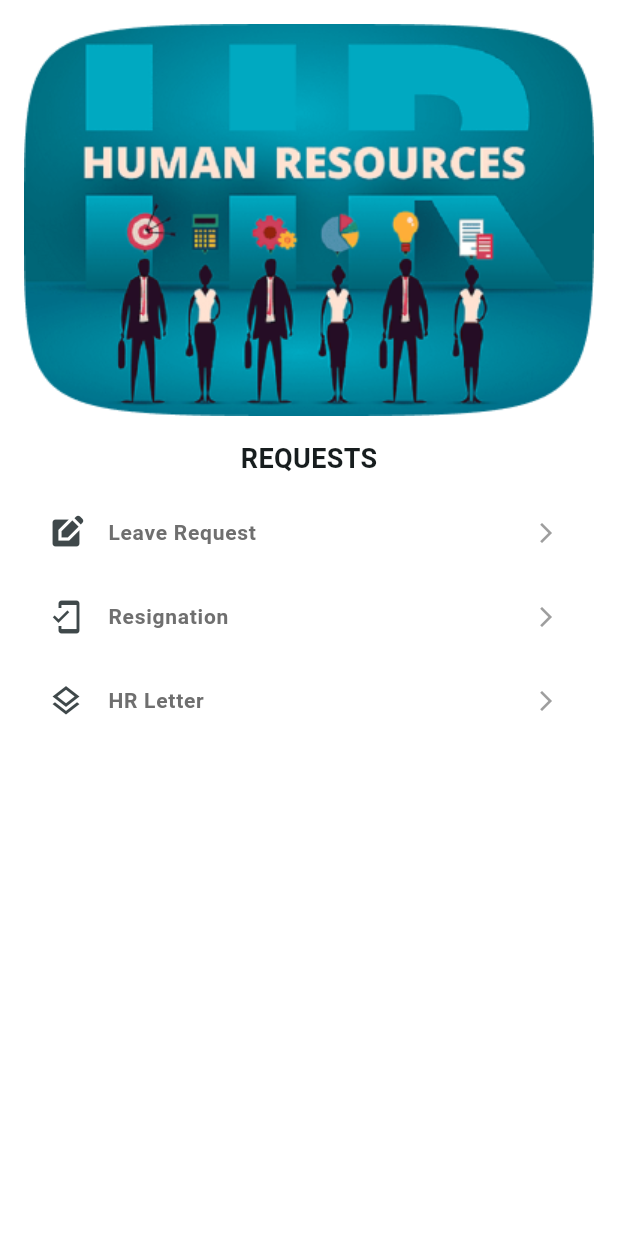
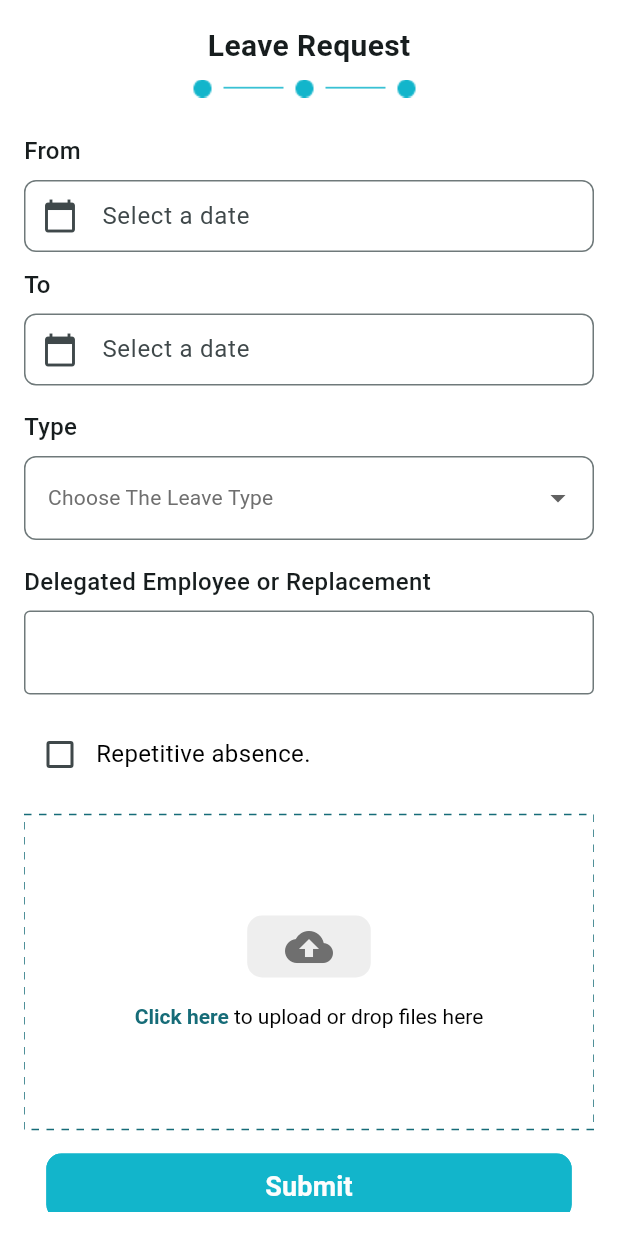
Before and after one commit to AsmaaJAH/Fullstack-Dashboard-using-React-ASP.NET-Microsoft-SQL, a Flutter app: the HRRequestsScreen screen opened directly, after a tap on "Leave Request", on a phone screen of 412 x 824 dp. Run offline on Flutter 3.47's test engine with Material 3 defaults, Android fonts, the phone set to English and light mode, and no system bars; drawn by our look-alikes of dotted_border; our stand-ins replace carousel_slider, easy_localization, file_picker, flutter_svg, persistent_bottom_nav_bar, shared_preferences and 2 more; accounts and stored records are empty; Roboto replaces fonts that are missing (Montserrat); project files that could hold a hidden picture were left out.

Commit message:
without validation

```diff
--- a/mobile_ui/zcportal/lib/constants/app_forms_keys.dart
+++ b/mobile_ui/zcportal/lib/constants/app_forms_keys.dart
@@ -5,6 +5,8 @@ class AppFormsKeys {
 
   static final loginFormKey = GlobalKey<FormState>();
   static final resignationFormKey = GlobalKey<FormState>();
+  static final leaveRequestFormKey = GlobalKey<FormState>();
+
 
 
 }
--- a/mobile_ui/zcportal/lib/constants/variables.dart
+++ b/mobile_ui/zcportal/lib/constants/variables.dart
@@ -64,6 +64,39 @@ class Variables {
     "Transportation",
     "Medical",
     "Engineering"
+  ];
+  static const List<String> leaveTypes = [
+    "Sick Leave",
+    "Sick Leave 75% Paid",
+    "Sick Leave Half Paid",
+    "Emergancy Leave",
+    "Annual Leave",
+    "Haj Vacation",
+    "Maternity",
+    "Unpaid Leave",
+    "Marriage Vacation",
+    "Paternity Leave",
+    "Military Vacation",
+    "Consolation Leave",
+    "Attend training course full day",
+    "Attend training course half day",
+    "Mission during day with return to work",
+    "Mission during day without return to work",
+    "Development Leave",
+    "TimeOFF in Lieu",
+    "Work remotly",
+    "Execuse",
+    "Research Day",
+    "Mission beginning of day with return to work",
+    "Mission full day",
+    "Missing Punch",
+    "Record working hours",
+    "Sabbatical",
+    "Local",
+    "International",
+    "Bus Lateness",
+    "Lost ID Attendance"
+
   ];
 //-----------------------------------------------------------------------------------------------
   //---------------------------- Authentication:
--- a/mobile_ui/zcportal/lib/presentation_layer/screens/hr_requests_screen.dart
+++ b/mobile_ui/zcportal/lib/presentation_layer/screens/hr_requests_screen.dart
@@ -3,6 +3,7 @@ import 'package:persistent_bottom_nav_bar/persistent_bottom_nav_bar.dart';
 import 'package:zcportal/constants/app_colors.dart';
 import 'package:zcportal/constants/app_images_paths/app_images_assets.dart';
 import 'package:zcportal/presentation_layer/screens/requests%20forms/hr_letter_screen.dart';
+import 'package:zcportal/presentation_layer/screens/requests%20forms/leave_request_screen.dart';
 import 'package:zcportal/presentation_layer/screens/requests%20forms/resignation_screen.dart';
 import 'package:zcportal/presentation_layer/widgets/custom_localized_text_widget.dart';
 import 'package:zcportal/presentation_layer/widgets/inside_app_widgets/request_tile.dart';
@@ -41,6 +42,12 @@ class HRRequestsScreen extends StatelessWidget {
               title: 'Leave Request',
               onTap: () {
                 // Handle Leave Request action
+                PersistentNavBarNavigator.pushNewScreen(
+                  context,
+                  screen: const LeaveRequestScreen(),
+                  withNavBar: true, // OPTIONAL VALUE. True by default.
+                  pageTransitionAnimation: PageTransitionAnimation.cupertino,
+                );
               },
             ),
             RequestTile(
--- /dev/null
+++ b/mobile_ui/zcportal/lib/presentation_layer/screens/requests forms/leave_request_screen.dart
@@ -0,0 +1,293 @@
+import 'dart:io';
+
+import 'package:easy_localization/easy_localization.dart';
+import 'package:flutter/material.dart';
+import 'package:dotted_border/dotted_border.dart';
+import 'package:zcportal/constants/app_colors.dart';
+import 'package:zcportal/constants/app_forms_keys.dart';
+import 'package:zcportal/constants/app_images_paths/app_images_assets.dart';
+import 'package:zcportal/constants/app_screen_dimensions.dart';
+import 'package:zcportal/constants/variables.dart';
+import 'package:zcportal/presentation_layer/widgets/custom_localized_text_widget.dart';
+import 'package:zcportal/presentation_layer/widgets/customized_button.dart';
+import 'package:file_picker/file_picker.dart';
+
+class LeaveRequestScreen extends StatefulWidget {
+  const LeaveRequestScreen({super.key});
+  @override
+  State<LeaveRequestScreen> createState() {
+    return _LeaveRequestScreenState();
+  }
+}
+
+class _LeaveRequestScreenState extends State<LeaveRequestScreen> {
+  final TextEditingController _fromDateController = TextEditingController();
+  final TextEditingController _toDateController = TextEditingController();
+  final TextEditingController _delegatedController = TextEditingController();
+  String? _selectedLeaveType;
+  var _fromDate = '';
+  var _toDate = '';
+  var _employeeName = "";
+
+  final List<String> _leaveTypes = Variables.leaveTypes;
+  bool _isRepetitive = false;
+
+  Future<void> _selectDate(
+      BuildContext context, TextEditingController controller) async {
+    DateTime? pickedDate = await showDatePicker(
+      context: context,
+      initialDate: DateTime.now(),
+      firstDate: DateTime(2023),
+      lastDate: DateTime(2026),
+    );
+    if (pickedDate != null) {
+      setState(() {
+        controller.text = DateFormat('EEE, MMM d, yyyy').format(pickedDate);
+      });
+    }
+  }
+
+  @override
+  Widget build(BuildContext context) {
+    return Scaffold(
+      backgroundColor: AppColors.white,
+      body: Padding(
+        padding: const EdgeInsets.all(16.0),
+        child: SingleChildScrollView(
+          child: Form(
+            key: AppFormsKeys.leaveRequestFormKey,
+            child: Column(
+              crossAxisAlignment: CrossAxisAlignment.start,
+              children: [
+                const Center(
+                  child: CustomLocalizedTextWidget(
+                    stringKey: 'Leave Request',
+                    style: TextStyle(
+                      fontSize: 20,
+                      fontWeight: FontWeight.bold,
+                    ),
+                  ),
+                ),
+                const SizedBox(height: 8.0),
+                Image.asset(AppImagesAssets.progressBar),
+                const SizedBox(height: 24.0),
+                const CustomLocalizedTextWidget(
+                  stringKey: 'From',
+                  style: TextStyle(
+                    fontSize: 16,
+                    fontWeight: FontWeight.w500,
+                  ),
+                ),
+                const SizedBox(height: 8.0),
+                TextFormField(
+                  controller: _fromDateController,
+                  readOnly: true,
+                  onTap: () => _selectDate(context, _fromDateController),
+                  onSaved: (value) {
+                    _fromDate = _fromDateController.text;
+                  },
+                  validator: (value) {
+                    if (value == null || value.isEmpty) {
+                      return 'Kindly, Enter a valid date.';
+                    }
+                    return null;
+                  },
+                  decoration: InputDecoration(
+                    hintText: 'Select a date',
+                    prefixIcon: const Icon(Icons.calendar_today),
+                    border: OutlineInputBorder(
+                      borderRadius: BorderRadius.circular(8.0),
+                    ),
+                    contentPadding: const EdgeInsets.symmetric(
+                      vertical: 12.0,
+                      horizontal: 16.0,
+                    ),
+                  ),
+                ),
+                const SizedBox(height: 10),
+                const CustomLocalizedTextWidget(
+                  stringKey: 'To',
+                  style: TextStyle(
+                    fontSize: 16,
+                    fontWeight: FontWeight.w500,
+                  ),
+                ),
+                const SizedBox(height: 8.0),
+                TextFormField(
+                  controller: _toDateController,
+                  readOnly: true,
+                  onTap: () => _selectDate(context, _toDateController),
+                  onSaved: (value) {
+                    _toDate = _fromDateController.text;
+                  },
+                  validator: (value) {
+                    if (value == null || value.isEmpty) {
+                      return 'Kindly, Enter a valid date.';
+                    }
+                    return null;
+                  },
+                  decoration: InputDecoration(
+                    hintText: 'Select a date',
+                    prefixIcon: const Icon(Icons.calendar_today),
+                    border: OutlineInputBorder(
+                      borderRadius: BorderRadius.circular(8.0),
+                    ),
+                    contentPadding: const EdgeInsets.symmetric(
+                      vertical: 12.0,
+                      horizontal: 16.0,
+                    ),
+                  ),
+                ),
+                const SizedBox(height: 16),
+                const CustomLocalizedTextWidget(
+                  stringKey: 'Type',
+                  style: TextStyle(
+                    fontSize: 16,
+                    fontWeight: FontWeight.w500,
+                  ),
+                ),
+                const SizedBox(height: 8.0),
+                DropdownButtonFormField<String>(
+                  value: _selectedLeaveType,
+                  hint: const CustomLocalizedTextWidget(
+                      stringKey: "Choose The Leave Type"),
+                  decoration: InputDecoration(
+                    border: OutlineInputBorder(
+                      borderRadius: BorderRadius.circular(8.0),
+                    ),
+                  ),
+                  items: _leaveTypes
+                      .map((type) => DropdownMenuItem(
+                            value: type,
+                            child: CustomLocalizedTextWidget(
+                              stringKey: type,
+                            ),
+                          ))
+                      .toList(),
+                  onChanged: (value) {
+                    setState(() {
+                      _selectedLeaveType = value;
+                    });
+                  },
+                ),
+                const SizedBox(height: 16),
+                const CustomLocalizedTextWidget(
+                  stringKey: 'Delegated Employee or Replacement',
+                  style: TextStyle(
+                    fontSize: 16,
+                    fontWeight: FontWeight.w500,
+                  ),
+                ),
+                const SizedBox(height: 8.0),
+                TextFormField(
+                  onSaved: (newValue) {
+                    _employeeName = newValue!;
+                  },
+                  controller: _delegatedController,
+                  decoration: const InputDecoration(
+                    border: OutlineInputBorder(),
+                  ),
+                ),
+                const SizedBox(height: 16),
+                Row(
+                  children: [
+                    Checkbox(
+                      activeColor: AppColors.primary,
+                      value: _isRepetitive,
+                      onChanged: (value) {
+                        setState(() {
+                          _isRepetitive = value!;
+                        });
+                      },
+                    ),
+                    const CustomLocalizedTextWidget(
+                      stringKey: 'Repetitive absence.',
+                      color: AppColors.black,
+                      fontSize: 16,
+                    ),
+                  ],
+                ),
+                const SizedBox(height: 16),
+                GestureDetector(
+                  onTap: () async {
+                    // Handle multiple files upload:
+                    FilePickerResult? result = await FilePicker.platform
+                        .pickFiles(allowMultiple: true);
+
+                    if (result != null) {
+                      // ignore: unused_local_variable
+                      List<File> files =
+                          result.paths.map((path) => File(path!)).toList();
+                    } else {
+                      // User canceled the picker
+                      debugPrint('File picking canceled');
+                    }
+                  },
+                  child: DottedBorder(
+                    color: AppColors.secondary,
+                    strokeWidth: 1,
+                    dashPattern: const [5, 5],
+                    child: Container(
+                      height: kScreenHeight * 0.25,
+                      width: double.infinity,
+                      alignment: Alignment.center,
+                      child: Column(
+                        mainAxisAlignment: MainAxisAlignment.center,
+                        children: [
+                          Container(
+                            width: kScreenWidth * 0.2,
+                            height: kScreenWidth * 0.1,
+                            decoration: BoxDecoration(
+                                color: const Color.fromARGB(30, 111, 111, 111),
+                                borderRadius: BorderRadius.circular(10)),
+                            child: const Icon(
+                              Icons.cloud_upload,
+                              size: 32,
+                              color: AppColors.gray,
+                            ),
+                          ),
+                          const SizedBox(height: 18),
+                          RichText(
+                            text: const TextSpan(
+                              children: [
+                                TextSpan(
+                                  text: 'Click here',
+                                  style: TextStyle(
+                                    color: AppColors
+                                        .secondary, // Set the color to blue
+                                    fontWeight: FontWeight
+                                        .bold, // Optional: Make it bold
+                                  ),
+                                ),
+                                TextSpan(
+                                  text: ' to upload or drop files here',
+                                  style: TextStyle(
+                                    color: Colors
+                                        .black, // Default color for the remaining text
+                                  ),
+                                ),
+                              ],
+                            ),
+                          )
+                        ],
+                      ),
+                    ),
+                  ),
+                ),
+                const SizedBox(height: 16),
+                Center(
+                  child: CustomizedButton(
+                    borderRadius: 10,
+                    width: kScreenWidth * 0.85,
+                    buttonText: "Submit",
+                    onPressed: () {},
+                  ),
+                )
+              ],
+            ),
+          ),
+        ),
+      ),
+    );
+  }
+}
--- a/mobile_ui/zcportal/pubspec.yaml
+++ b/mobile_ui/zcportal/pubspec.yaml
@@ -48,6 +48,8 @@ dependencies:
   easy_localization: ^3.0.7
   persistent_bottom_nav_bar: any
   flutter_svg: ^2.0.9
+  dotted_border: ^2.1.0
+  file_picker: ^8.1.7
 
 
 dev_dependencies:
```
Also changed, not shown: mobile_ui/zcportal/pubspec.lock, 4 other files.
